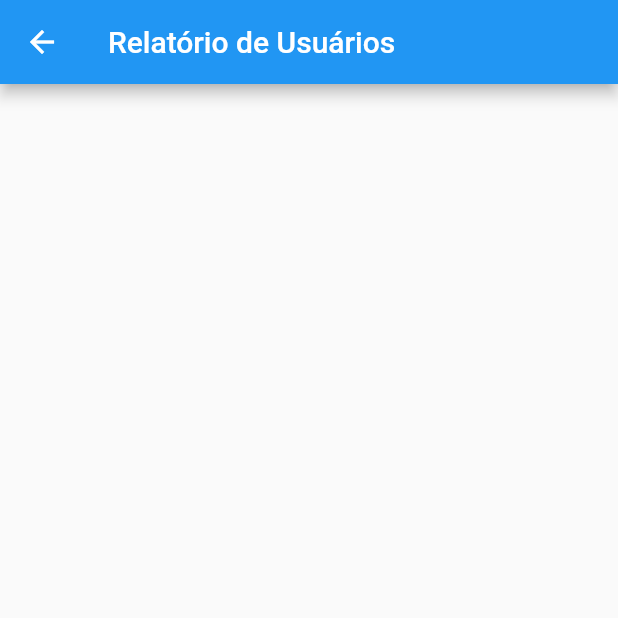
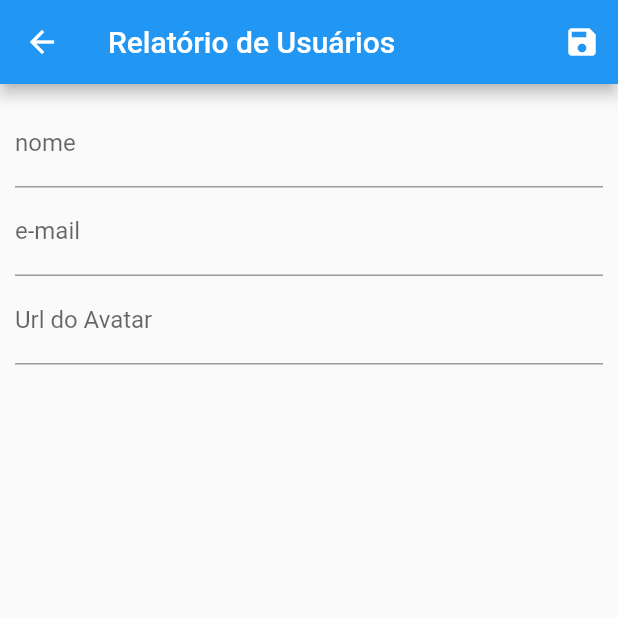
Before and after one commit to RuanJanau/list_users, a Flutter app: the screen it shows after launch, after a tap on the "add" icon, on a phone screen of 412 x 824 dp, the top half of it. Run offline on Flutter 3.47's test engine with Material 2 defaults, Android fonts, the phone set to English and light mode, and no system bars; network calls fail.

Commit message:
feat: created validator save

```diff
--- a/lib/main.dart
+++ b/lib/main.dart
@@ -25,7 +25,7 @@ class MyApp extends StatelessWidget {
           ),
           home: const UserList(),
           routes: {
-            AppRoutes.USER_FORM: (_) => const UserForm(),
+            AppRoutes.USER_FORM: (_) => UserForm(),
           }),
     );
   }
--- a/lib/src/provider/users.dart
+++ b/lib/src/provider/users.dart
@@ -26,7 +26,6 @@ class Users with ChangeNotifier {
 
   void remove(User user) {
     _items.remove(user.id);
-    print('object');
     notifyListeners();
   }
 }
--- a/lib/src/views/user_form.dart
+++ b/lib/src/views/user_form.dart
@@ -1,13 +1,58 @@
 import 'package:flutter/material.dart';
 
 class UserForm extends StatelessWidget {
-  const UserForm({super.key});
+  UserForm({super.key});
+
+  final _form = GlobalKey<FormState>();
+  final Map<String, String> _formData = {};
 
   @override
   Widget build(BuildContext context) {
     return Scaffold(
       appBar: AppBar(
         title: const Text('Relatório de Usuários'),
+        actions: [
+          IconButton(
+            icon: const Icon(Icons.save),
+            onPressed: () {
+              final isValid = _form.currentState?.validate();
+
+              _form.currentState?.save();
+              Navigator.of(context).pop();
+            },
+          ),
+        ],
+      ),
+      body: Padding(
+        padding: const EdgeInsets.all(10.0),
+        child: Form(
+          key: _form,
+          child: Column(
+            children: [
+              TextFormField(
+                decoration: const InputDecoration(labelText: 'nome'),
+                validator: (value) {
+                  if (value == null || value.isEmpty) {
+                    return 'nome invalido';
+                  }
+                  if (value.trim().length < 3) {
+                    return 'nome muito pequeno. No minimo 3 letras.';
+                  }
+                  return null;
+                },
+                onSaved: (value) => _formData['name'] = value!,
+              ),
+              TextFormField(
+                decoration: const InputDecoration(labelText: 'e-mail'),
+                onSaved: (value) => _formData['e-mail'] = value!,
+              ),
+              TextFormField(
+                decoration: const InputDecoration(labelText: 'Url do Avatar'),
+                onSaved: (value) => _formData['avatrUrl'] = value!,
+              ),
+            ],
+          ),
+        ),
       ),
     );
   }
```
